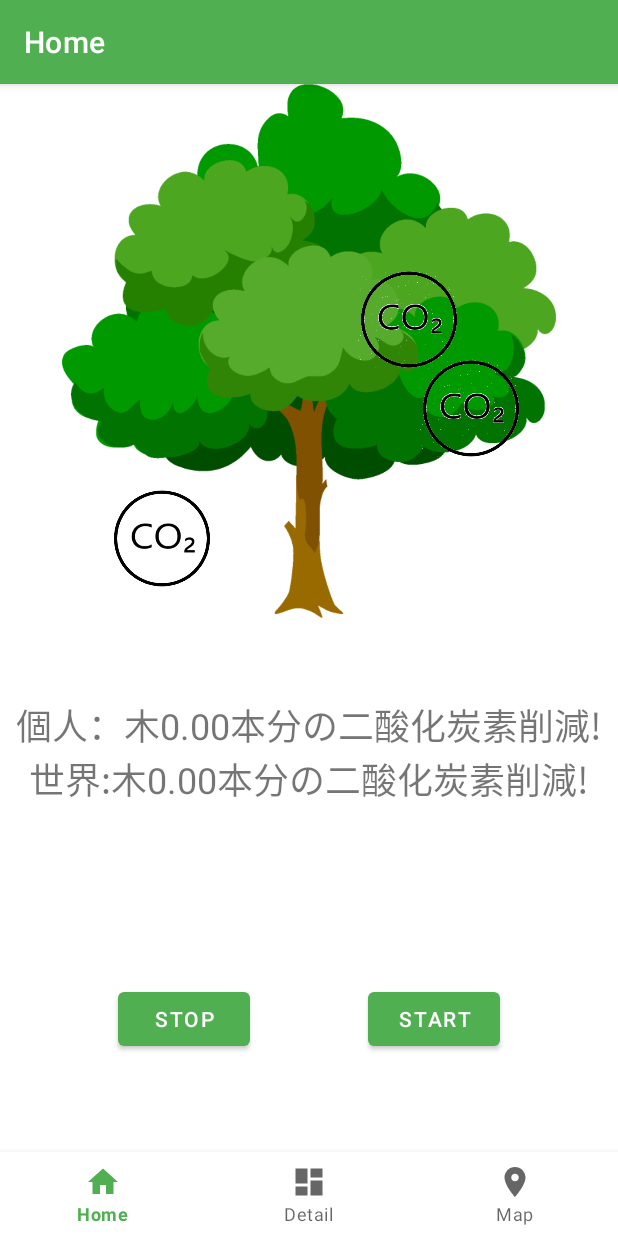
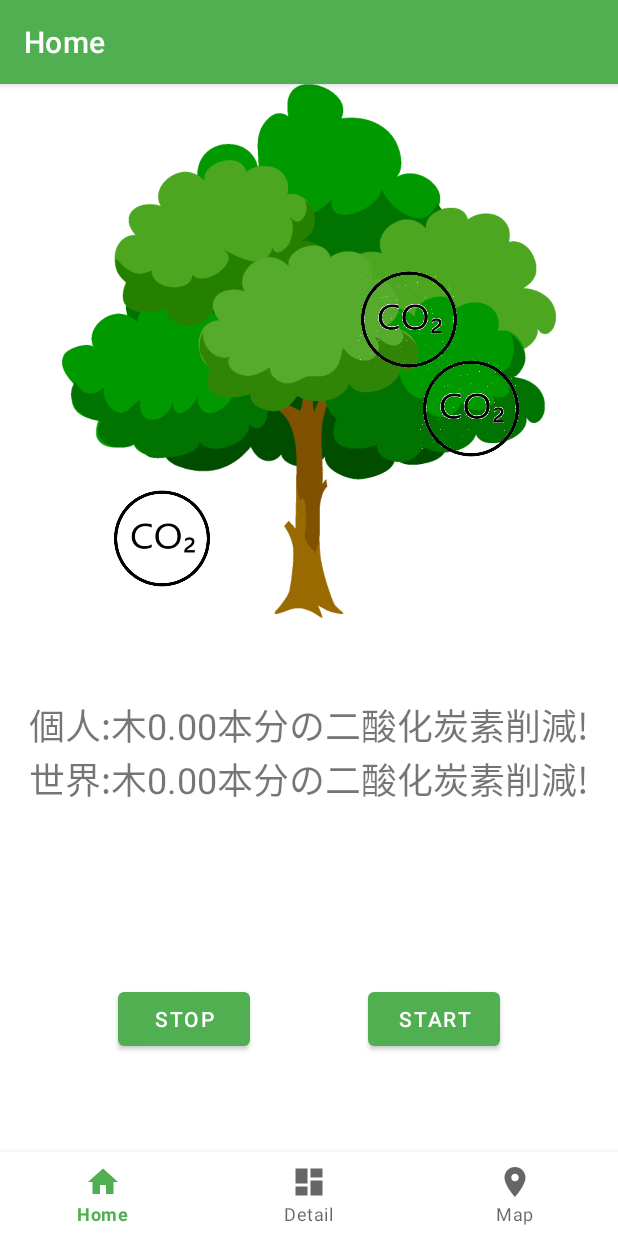
Before and after one commit to pycabbage/stair-tree, an Android app: the screen it shows after launch (MainActivity), on a phone screen of 412 x 824 dp. Run offline under Robolectric (Android 15) with nearby library versions, the phone set to English and light mode, and no system bars; our stand-ins replace Firebase (no records; nobody signed in at launch, a user with empty details on screens opened directly), Room's generated code, navigation-ui; 2 statements that could not run were skipped.

Commit message:
全角になっていたので直した

```diff
--- a/app/src/main/java/com/example/stairtree/ui/home/HomeFragment.kt
+++ b/app/src/main/java/com/example/stairtree/ui/home/HomeFragment.kt
@@ -60,7 +60,7 @@ class HomeFragment : Fragment() {
                 binding.usage.text = "個人:木%,.2f本分の二酸化炭素排出...".format(co2Emission - co2Reduction)
                 binding.treeimage.setImageResource(R.drawable.kareta_ki)
             } else {
-                binding.usage.text = "個人：木%,.2f本分の二酸化炭素削減!".format(co2Reduction - co2Emission)
+                binding.usage.text = "個人:木%,.2f本分の二酸化炭素削減!".format(co2Reduction - co2Emission)
                 binding.treeimage.setImageResource(R.drawable.ki)
             }
         }
```
